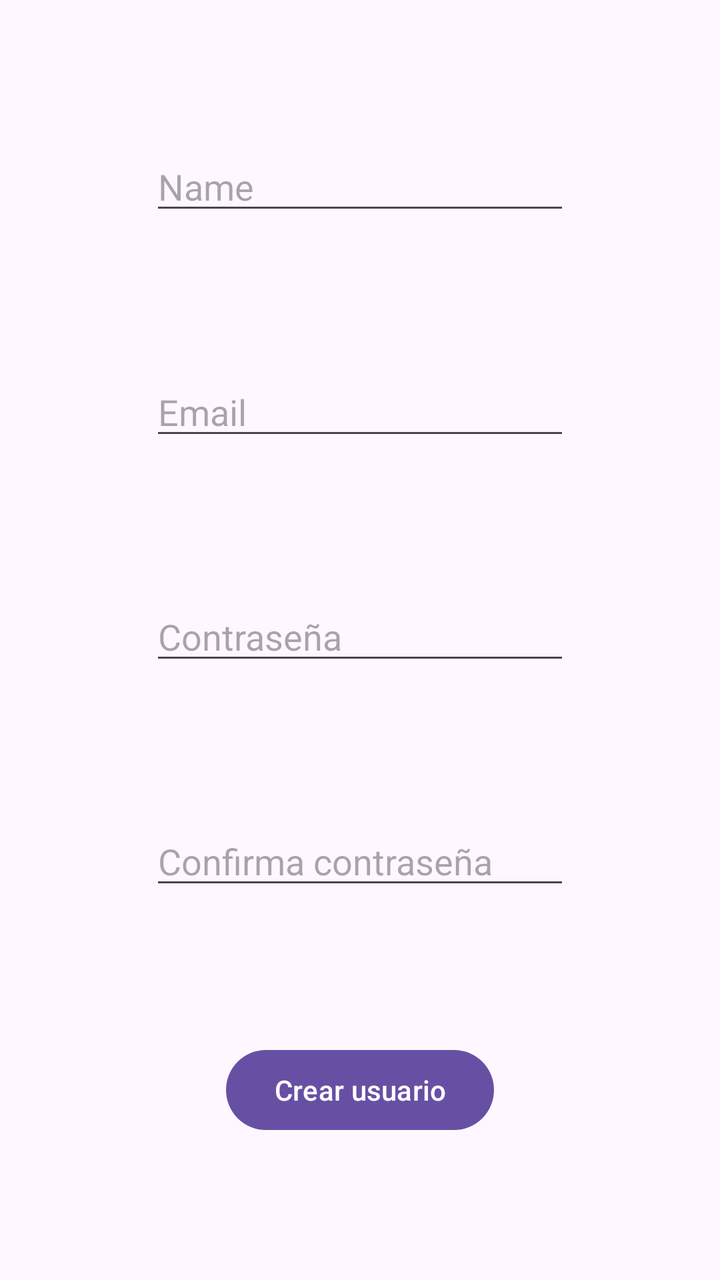
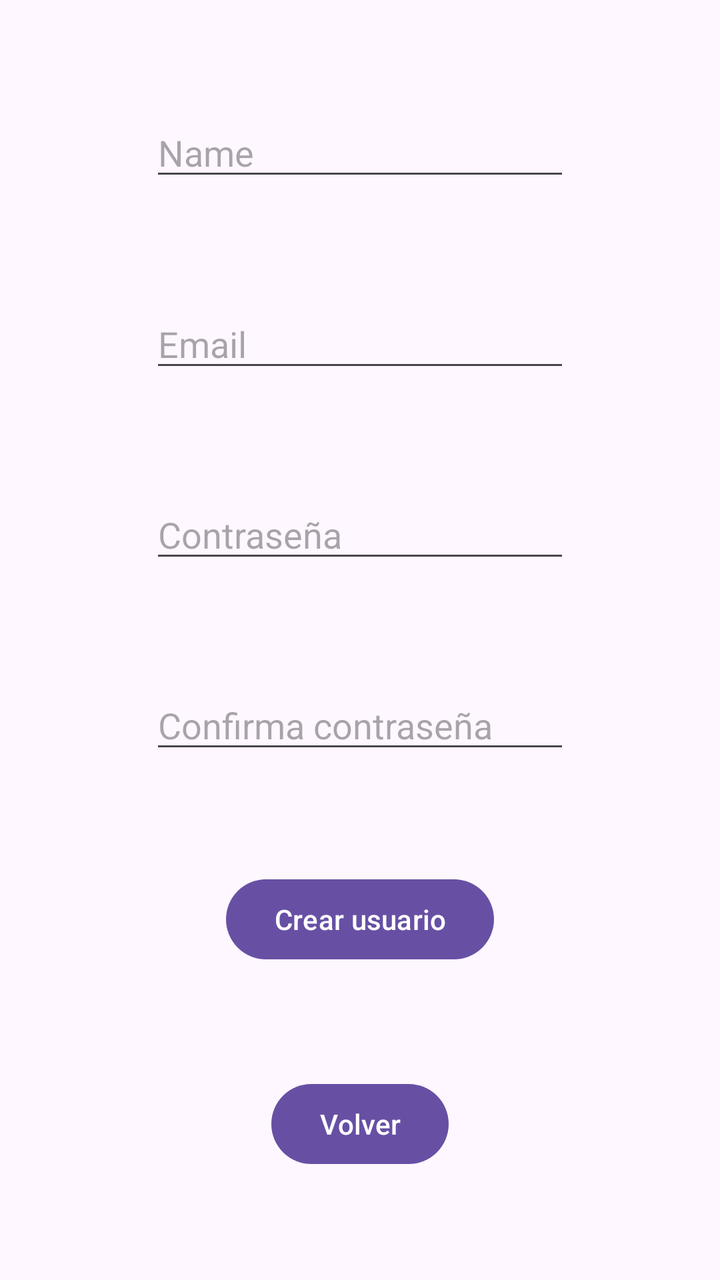

Two renders of the same Android screen: before a commit and after it. Below are the layout's source before the change and the commit's diff.
<!-- AndroidManifest.xml: application theme Theme.OPTpractica -->
<!-- res/layout/activity_registro_usuario.xml -->
<?xml version="1.0" encoding="utf-8"?>
<androidx.constraintlayout.widget.ConstraintLayout xmlns:android="http://schemas.android.com/apk/res/android"
    xmlns:app="http://schemas.android.com/apk/res-auto"
    xmlns:tools="http://schemas.android.com/tools"
    android:id="@+id/main"
    android:layout_width="match_parent"
    android:layout_height="match_parent"
    tools:context=".RegistroUsuario">

    <EditText
        android:id="@+id/passNuevoUsuario"
        android:layout_width="wrap_content"
        android:layout_height="wrap_content"
        android:ems="10"
        android:inputType="textPassword"
        android:hint="Contraseña"
        app:layout_constraintBottom_toTopOf="@+id/passNuevoUsuarioConfirmar"
        app:layout_constraintEnd_toEndOf="parent"
        app:layout_constraintHorizontal_bias="0.5"
        app:layout_constraintStart_toStartOf="parent"
        app:layout_constraintTop_toBottomOf="@+id/emailNuevoUsuario" />

    <EditText
        android:id="@+id/passNuevoUsuarioConfirmar"
        android:layout_width="wrap_content"
        android:layout_height="wrap_content"
        android:ems="10"
        android:inputType="textPassword"
        android:hint="Confirma contraseña"
        app:layout_constraintBottom_toTopOf="@+id/confirmaCrearUsuario"
        app:layout_constraintEnd_toEndOf="parent"
        app:layout_constraintHorizontal_bias="0.5"
        app:layout_constraintStart_toStartOf="parent"
        app:layout_constraintTop_toBottomOf="@+id/passNuevoUsuario" />

    <EditText
        android:id="@+id/emailNuevoUsuario"
        android:layout_width="wrap_content"
        android:layout_height="wrap_content"
        android:ems="10"
        android:hint="Email"
        android:inputType="textEmailAddress"
        app:layout_constraintBottom_toTopOf="@+id/passNuevoUsuario"
        app:layout_constraintEnd_toEndOf="parent"
        app:layout_constraintHorizontal_bias="0.5"
        app:layout_constraintStart_toStartOf="parent"
        app:layout_constraintTop_toBottomOf="@+id/nomNuevoUsuario" />

    <EditText
        android:id="@+id/nomNuevoUsuario"
        android:layout_width="wrap_content"
        android:layout_height="wrap_content"
        android:ems="10"
        android:inputType="text"
        android:hint="Name"
        app:layout_constraintBottom_toTopOf="@+id/emailNuevoUsuario"
        app:layout_constraintEnd_toEndOf="parent"
        app:layout_constraintHorizontal_bias="0.5"
        app:layout_constraintStart_toStartOf="parent"
        app:layout_constraintTop_toTopOf="parent" />

    <Button
        android:id="@+id/confirmaCrearUsuario"
        android:layout_width="wrap_content"
        android:layout_height="wrap_content"
        android:text="Crear usuario"
        app:layout_constraintBottom_toBottomOf="parent"
        app:layout_constraintEnd_toEndOf="parent"
        app:layout_constraintHorizontal_bias="0.5"
        app:layout_constraintStart_toStartOf="parent"
        app:layout_constraintTop_toBottomOf="@+id/passNuevoUsuarioConfirmar" />
</androidx.constraintlayout.widget.ConstraintLayout>
<!-- resources referenced by this layout -->
<resources>
  <style name="Theme.OPTpractica" parent="Base.Theme.OPTpractica" />
  <style name="Base.Theme.OPTpractica" parent="Theme.Material3.DayNight.NoActionBar">
          
          
      </style>
</resources>

<!-- the commit's change to res/layout/activity_registro_usuario.xml (unified diff, before → after) -->
@@ -12,8 +12,8 @@
         android:layout_width="wrap_content"
         android:layout_height="wrap_content"
         android:ems="10"
+        android:hint="Contraseña"
         android:inputType="textPassword"
-        android:hint="Contraseña"
         app:layout_constraintBottom_toTopOf="@+id/passNuevoUsuarioConfirmar"
         app:layout_constraintEnd_toEndOf="parent"
         app:layout_constraintHorizontal_bias="0.5"
@@ -25,8 +25,8 @@
         android:layout_width="wrap_content"
         android:layout_height="wrap_content"
         android:ems="10"
+        android:hint="Confirma contraseña"
         android:inputType="textPassword"
-        android:hint="Confirma contraseña"
         app:layout_constraintBottom_toTopOf="@+id/confirmaCrearUsuario"
         app:layout_constraintEnd_toEndOf="parent"
         app:layout_constraintHorizontal_bias="0.5"
@@ -51,8 +51,8 @@
         android:layout_width="wrap_content"
         android:layout_height="wrap_content"
         android:ems="10"
+        android:hint="Name"
         android:inputType="text"
-        android:hint="Name"
         app:layout_constraintBottom_toTopOf="@+id/emailNuevoUsuario"
         app:layout_constraintEnd_toEndOf="parent"
         app:layout_constraintHorizontal_bias="0.5"
@@ -64,9 +64,20 @@
         android:layout_width="wrap_content"
         android:layout_height="wrap_content"
         android:text="Crear usuario"
-        app:layout_constraintBottom_toBottomOf="parent"
+        app:layout_constraintBottom_toTopOf="@+id/volverInicio"
         app:layout_constraintEnd_toEndOf="parent"
         app:layout_constraintHorizontal_bias="0.5"
         app:layout_constraintStart_toStartOf="parent"
         app:layout_constraintTop_toBottomOf="@+id/passNuevoUsuarioConfirmar" />
+
+    <Button
+        android:id="@+id/volverInicio"
+        android:layout_width="wrap_content"
+        android:layout_height="wrap_content"
+        android:text="Volver"
+        app:layout_constraintBottom_toBottomOf="parent"
+        app:layout_constraintStart_toStartOf="parent"
+        app:layout_constraintTop_toBottomOf="@+id/confirmaCrearUsuario"
+        app:layout_constraintHorizontal_bias="0.5"
+        app:layout_constraintEnd_toEndOf="parent" />
 </androidx.constraintlayout.widget.ConstraintLayout>
